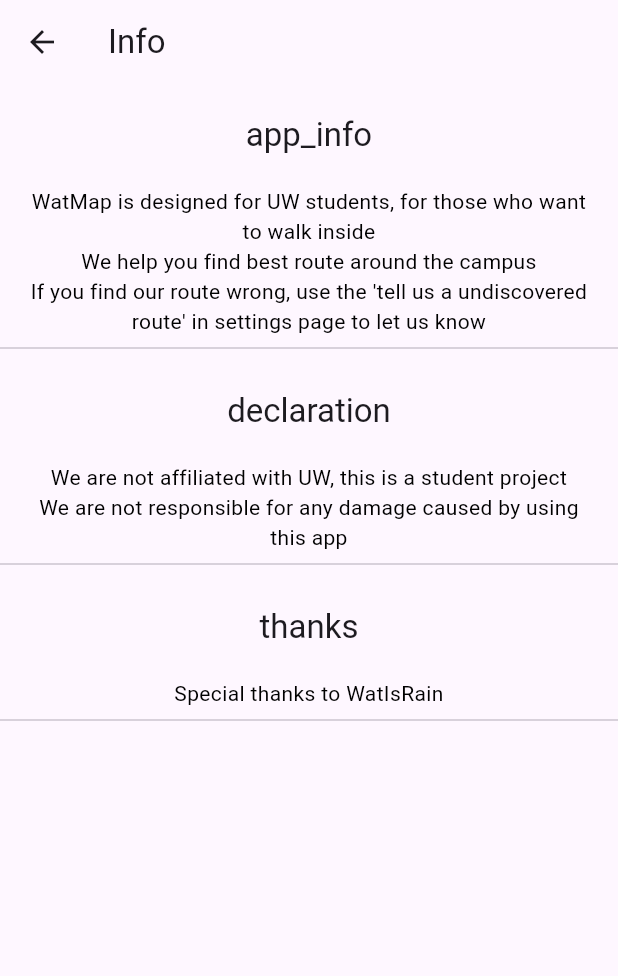
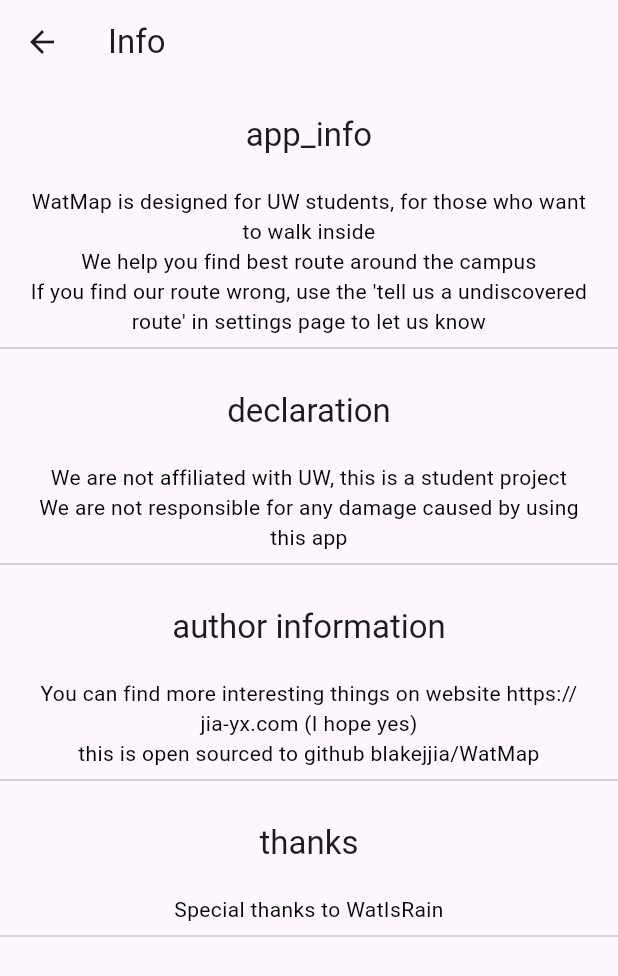
Before and after one commit to blakejjia/WatMap, a Flutter app: the screen it shows after launch, item 2 of the bottom bar chosen, after a tap on "Software information", on a phone screen of 412 x 824 dp. Shown: the top 976 px of the screen. Run offline on Flutter 3.47's test engine with Material 3 defaults, Android fonts, the phone set to English and light mode, and no system bars; our stand-ins replace bloc, drift, drift_flutter, flutter_bloc, flutter_dotenv, fluttertoast and 4 more; accounts and stored records are empty; generated files the repository leaves out were written again.

Commit message:
Fixed known bugs
- internet permission
- dialog 美化
- etc.

```diff
--- a/assets/lang/appInfo.json
+++ b/assets/lang/appInfo.json
@@ -8,6 +8,10 @@
       "We are not affiliated with UW, this is a student project",
       "We are not responsible for any damage caused by using this app"
     ],
+  "author information": [
+    "You can find more interesting things on website https://jia-yx.com (I hope yes)",
+    "this is open sourced to github blakejjia/WatMap"
+  ],
     "thanks": [
       "Special thanks to WatIsRain"
     ]
--- a/lib/backend/services/pour_db.dart
+++ b/lib/backend/services/pour_db.dart
@@ -1,6 +1,7 @@
 import 'package:drift/drift.dart';
 import 'package:watmap/backend/model/base/path_raw.dart';
 import 'package:watmap/backend/services/SupaService.dart';
+import 'package:fluttertoast/fluttertoast.dart';
 
 import '../../main.dart';
 import '../db/database.dart';
@@ -10,6 +11,7 @@
 import '../repositories/path.dart';
 
 Future<bool> pourDb() async {
+  Fluttertoast.showToast(msg: "building db, this may take a while");
   await getIt<BuildingRepository>().destroyAllBuildings();
   await getIt<LocationRepository>().destroyAllLocations();
   await getIt<PathRepository>().destroyAllPaths();
@@ -124,7 +126,7 @@
     print(stack);
     return false;
   }
-
+  Fluttertoast.showToast(msg: "db built, enjoy~");
   return true;
 }
 
--- a/lib/main.dart
+++ b/lib/main.dart
@@ -1,5 +1,6 @@
 import 'package:flutter/material.dart';
 import 'package:flutter_bloc/flutter_bloc.dart';
+import 'package:flutter_dotenv/flutter_dotenv.dart';
 import 'package:hydrated_bloc/hydrated_bloc.dart';
 import 'package:path_provider/path_provider.dart';
 import 'package:supabase_flutter/supabase_flutter.dart';
@@ -23,6 +24,7 @@
 
 Future<void> init() async {
   WidgetsFlutterBinding.ensureInitialized();
+  await dotenv.load(fileName: "config/properties.env");
   HydratedBloc.storage = await HydratedStorage.build(
     storageDirectory: HydratedStorageDirectory(
       (await getApplicationDocumentsDirectory()).path,
@@ -30,8 +32,8 @@
   );
 
   await Supabase.initialize(
-    anonKey: "eyJhbGciOiJIUzI1NiIsInR5cCI6IkpXVCJ9.eyJpc3MiOiJzdXBhYmFzZSIsInJlZiI6Inljcmtqem9pY3JmeXd0bmdibnV0Iiwicm9sZSI6ImFub24iLCJpYXQiOjE3NDQxMjY4OTQsImV4cCI6MjA1OTcwMjg5NH0.4uzt1ttVx70ZWmHR1M-I6YxbVPHE1f-bUL7UgoxUd6Q",
-    url: 'https://ycrkjzoicrfywtngbnut.supabase.co'
+    anonKey: dotenv.env['API_KEY'] ?? "",
+    url: dotenv.env['SUPABASE_URL'] ?? "",
   );
   final db = Supabase.instance.client;
   getIt.registerSingleton<SupaService>(SupaService(db));
--- a/pubspec.yaml
+++ b/pubspec.yaml
@@ -2,7 +2,7 @@
 description: "A app help you hang around uwaterloo"
 publish_to: 'none'
 
-version: 0.1.1+2
+version: 1.0.1+5
 
 environment:
   sdk: ^3.7.0
@@ -21,6 +21,7 @@
   smooth_page_indicator: ^1.2.1
   supabase_flutter: ^2.8.4
   json_annotation: ^4.9.0
+  flutter_dotenv: ^5.2.1
 
 dev_dependencies:
   flutter_test:
@@ -30,7 +31,6 @@
   build_runner: ^2.4.15
   drift_dev: ^2.26.0
   json_serializable: ^6.9.4
-
 
 flutter_launcher_icons:
   android: true
@@ -43,3 +43,4 @@
   assets:
     - assets/campusMap.png
     - assets/lang/appInfo.json
+    - config/properties.env
```
Also changed, not shown: pubspec.lock, 4 other files.
